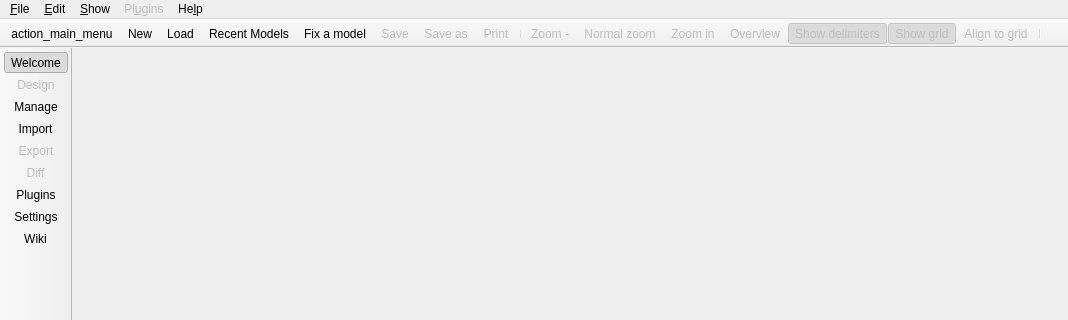
This is libpgmodeler_ui/ui/mainwindow.ui in pgmodeler/pgmodeler as Qt 5 draws it before an edit; both pictures show x 0 to 1068 and y 0 to 320 of the 1068 by 673 pixel window. The edited form follows.
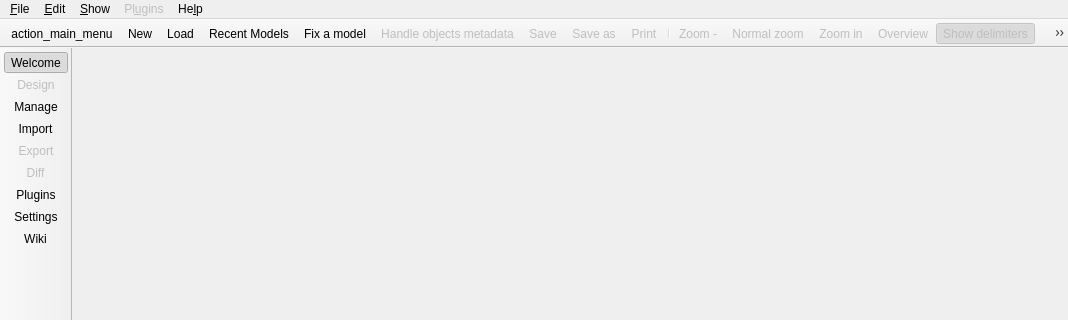
This is the edited form. Icons and pictures are not drawn.

Commit message: Created a new dialog ObjectsMetadataForm as a interface to handle object's metadata

Diff of the .ui file:
```diff
--- a/libpgmodeler_ui/ui/mainwindow.ui
+++ b/libpgmodeler_ui/ui/mainwindow.ui
@@ -844,6 +844,7 @@
    <addaction name="action_load_model"/>
    <addaction name="action_recent_models"/>
    <addaction name="action_fix_model"/>
+   <addaction name="action_handle_metadata"/>
    <addaction name="action_save_model"/>
    <addaction name="action_save_as"/>
    <addaction name="action_print"/>
@@ -1439,6 +1440,18 @@
     <string>Help pgModeler by donating!</string>
    </property>
   </action>
+  <action name="action_handle_metadata">
+   <property name="enabled">
+    <bool>false</bool>
+   </property>
+   <property name="icon">
+    <iconset resource="../res/resources.qrc">
+     <normaloff>:/icones/icones/objpositioning.png</normaloff>:/icones/icones/objpositioning.png</iconset>
+   </property>
+   <property name="text">
+    <string>Handle objects metadata</string>
+   </property>
+  </action>
  </widget>
  <tabstops>
   <tabstop>models_tbw</tabstop>
```
Left out of the diff: 3 changed lines with no effect on the pictures. The commit also changes 9 other files.
